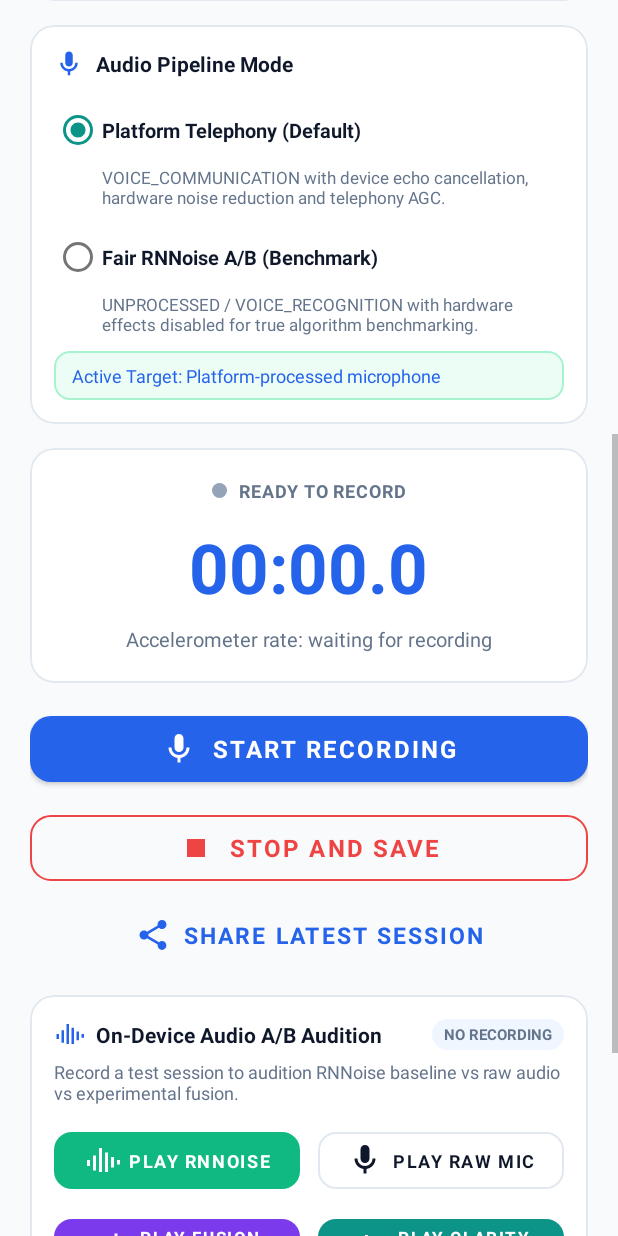
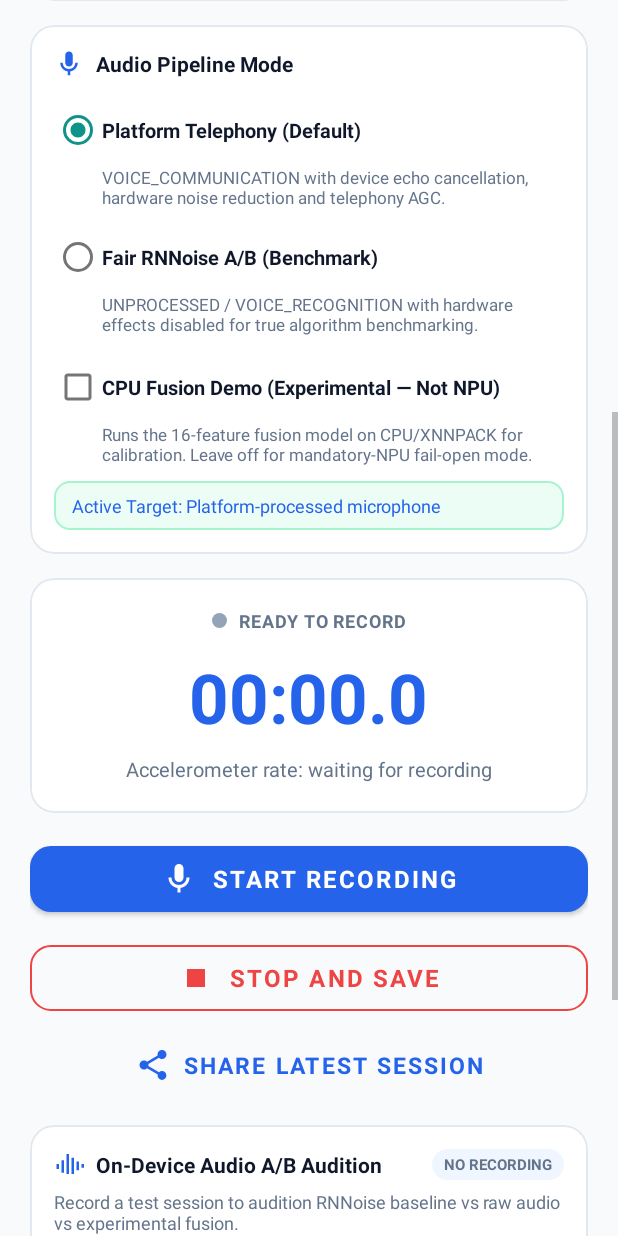
Before and after one commit to aditya-elite/VibeCall-AI, an Android app: the screen it shows after launch (MainActivity), scrolled down 576 dp, on a phone screen of 412 x 824 dp. Run offline under Robolectric (Android 15) with nearby library versions, the phone set to English and light mode, and no system bars; 7 statements that could not run were skipped.

Commit message:
feat(fusion): add explicit CPU calibration mode

```diff
--- a/app/src/main/java/com/vibecall/sensortest/MainActivity.kt
+++ b/app/src/main/java/com/vibecall/sensortest/MainActivity.kt
@@ -15,6 +15,7 @@ import android.view.ViewGroup
 import android.widget.AutoCompleteTextView
 import android.widget.ArrayAdapter
 import android.widget.Button
+import android.widget.CheckBox
 import android.widget.ImageView
 import android.widget.RadioButton
 import android.widget.RadioGroup
@@ -51,6 +52,7 @@ class MainActivity : AppCompatActivity() {
     private lateinit var radioModeStable: RadioButton
     private lateinit var radioModeFair: RadioButton
     private lateinit var modeCharacterizationStatus: TextView
+    private lateinit var cpuFusionDemoCheckBox: CheckBox
 
     // Step 6 UI Components
     private lateinit var npuText: TextView
@@ -75,6 +77,7 @@ class MainActivity : AppCompatActivity() {
 
     private enum class AudioTrack { NONE, RAW, DENOISED, FUSION, CLARITY }
     private var currentlyPlaying = AudioTrack.NONE
+    private var latestCpuFusionDemoEnabled = false
 
     private var recordingStartedMs = 0L
     private val uiHandler = Handler(Looper.getMainLooper())
@@ -127,6 +130,7 @@ class MainActivity : AppCompatActivity() {
         radioModeStable = findViewById(R.id.radioModeStable)
         radioModeFair = findViewById(R.id.radioModeFair)
         modeCharacterizationStatus = findViewById(R.id.modeCharacterizationStatus)
+        cpuFusionDemoCheckBox = findViewById(R.id.cpuFusionDemoCheckBox)
 
         step6AcceleratorText = findViewById(R.id.step6AcceleratorText)
         step6DeviceTypeText = findViewById(R.id.step6DeviceTypeText)
@@ -354,7 +358,8 @@ class MainActivity : AppCompatActivity() {
         } else {
             RecordingMode.STABLE_COMMUNICATION
         }
-        runCatching { recorder.start(label, mode) }
+        latestCpuFusionDemoEnabled = cpuFusionDemoCheckBox.isChecked
+        runCatching { recorder.start(label, mode, latestCpuFusionDemoEnabled) }
             .onSuccess {
                 recordingStartedMs = SystemClock.elapsedRealtime()
                 timerText.text = "00:00.0"
@@ -373,6 +378,7 @@ class MainActivity : AppCompatActivity() {
                 testAutoCompleteTextView.isEnabled = false
                 radioModeStable.isEnabled = false
                 radioModeFair.isEnabled = false
+                cpuFusionDemoCheckBox.isEnabled = false
                 uiHandler.post(timerTask)
             }
             .onFailure { error ->
@@ -422,6 +428,7 @@ class MainActivity : AppCompatActivity() {
                 testAutoCompleteTextView.isEnabled = true
                 radioModeStable.isEnabled = true
                 radioModeFair.isEnabled = true
+                cpuFusionDemoCheckBox.isEnabled = true
                 modeCharacterizationStatus.text = "Last Session: ${recorder.currentMicrophoneCharacterization} (${recorder.currentAudioSource})"
             }
         }
--- a/app/src/main/java/com/vibecall/sensortest/SessionRecorder.kt
+++ b/app/src/main/java/com/vibecall/sensortest/SessionRecorder.kt
@@ -326,6 +326,7 @@ class SessionRecorder(
 
     // Recording mode and audio effects
     private var currentRecordingMode: RecordingMode = RecordingMode.STABLE_COMMUNICATION
+    private var currentCpuFusionDemoEnabled: Boolean = false
     private val activeAudioEffects = mutableListOf<AudioEffect>()
     private val audioEffectStatuses = mutableListOf<AudioEffectStatus>()
 
@@ -396,11 +397,16 @@ class SessionRecorder(
     }
 
     @Synchronized
-    fun start(label: String, mode: RecordingMode = RecordingMode.STABLE_COMMUNICATION) {
+    fun start(
+        label: String,
+        mode: RecordingMode = RecordingMode.STABLE_COMMUNICATION,
+        enableCpuFusionDemo: Boolean = false
+    ) {
         check(!recording) { "A session is already recording" }
 
         sessionLabel = label
         currentRecordingMode = mode
+        currentCpuFusionDemoEnabled = enableCpuFusionDemo
         val directory = createSessionDirectory(label)
         sessionDirectory = directory
         pcmFile = File(directory, "microphone.pcm")
@@ -493,9 +499,9 @@ class SessionRecorder(
         fusionConfidenceModel = runCatching {
             FusionConfidenceModel(
                 context = context,
-                requireNonCpuAcceleration = true,
-                forcedAcceleratorName = latestAccelerationVerification?.selectedDeviceName,
-                allowCpuFallback = false
+                requireNonCpuAcceleration = !enableCpuFusionDemo,
+                forcedAcceleratorName = if (enableCpuFusionDemo) null else latestAccelerationVerification?.selectedDeviceName,
+                allowCpuFallback = enableCpuFusionDemo
             )
         }.onFailure { Log.w("SessionRecorder", "Failed to initialize FusionConfidenceModel", it) }
         .getOrNull()
@@ -1497,10 +1503,12 @@ class SessionRecorder(
             put("created_utc", utcFormatter.format(Date()))
             put("test_label", sessionLabel)
             put("recording_mode", currentRecordingMode.name)
+            put("fusion_execution_mode", if (currentCpuFusionDemoEnabled) "CPU_DEVELOPMENT" else "MANDATORY_NPU")
             put("microphone_characterization", currentMicrophoneCharacterization)
-            put("npu_fusion_enabled", true)
+            put("npu_fusion_enabled", fusionConfidenceModel?.isMandatoryNpuSatisfied == true)
+            put("cpu_fusion_demo_enabled", currentCpuFusionDemoEnabled)
             put("npu_model_name", "fusion_gate_model.tflite")
-            put("npu_delegate", "NNAPI delegate initialized — physical NPU not independently verified")
+            put("npu_delegate", latestBackendStatus)
             put("legacy_trust_inference_count", trustInferenceCount)
             put("average_trust_value", averageTrust)
             put("gated_audio_file", if (gatedWavFile?.exists() == true) "gated_microphone.wav" else JSONObject.NULL)
--- a/app/src/main/res/layout/activity_main.xml
+++ b/app/src/main/res/layout/activity_main.xml
@@ -521,6 +521,25 @@
                         android:text="UNPROCESSED / VOICE_RECOGNITION with hardware effects disabled for true algorithm benchmarking."
                         android:textColor="@color/vibe_text_secondary"
                         android:textSize="11.5sp" />
+
+                    <CheckBox
+                        android:id="@+id/cpuFusionDemoCheckBox"
+                        android:layout_width="match_parent"
+                        android:layout_height="wrap_content"
+                        android:layout_marginTop="10dp"
+                        android:checked="false"
+                        android:text="CPU Fusion Demo (Experimental — Not NPU)"
+                        android:textColor="@color/vibe_text"
+                        android:textSize="13sp"
+                        android:textStyle="bold" />
+
+                    <TextView
+                        android:layout_width="match_parent"
+                        android:layout_height="wrap_content"
+                        android:layout_marginStart="32dp"
+                        android:text="Runs the 16-feature fusion model on CPU/XNNPACK for calibration. Leave off for mandatory-NPU fail-open mode."
+                        android:textColor="@color/vibe_text_secondary"
+                        android:textSize="11.5sp" />
                 </RadioGroup>
 
                 <TextView
```
Also changed, not shown: app/src/main/java/com/vibecall/sensortest/FusionConfidenceModel.kt (+38 -1 lines).
